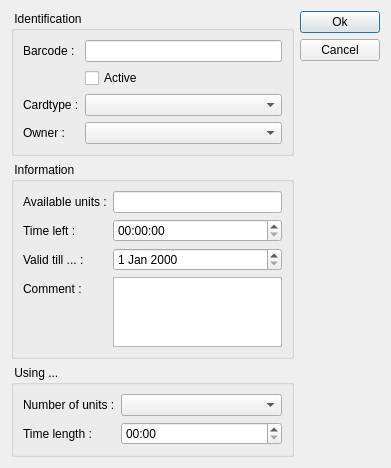
This is client/dlgpatientcarduse.ui in tbikfalvi/Belenus as Qt 5 draws it before an edit. The edited form follows.
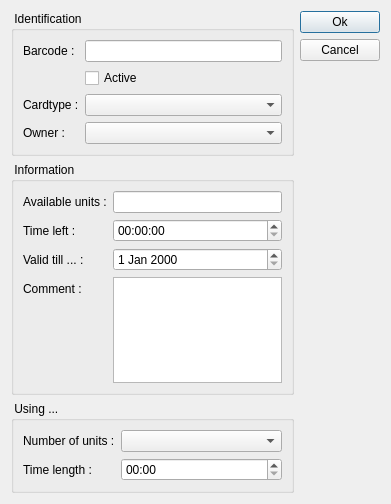
This is the edited form.

Commit message: Berlet elesitesnel eladas javitasa. Berlet hasznalat levonasa a berletrol. Skip toolbar gomb engedelyezesenek atirasa.

Patch:
```diff
--- a/client/dlgpatientcarduse.ui
+++ b/client/dlgpatientcarduse.ui
@@ -7,7 +7,7 @@
     <x>0</x>
     <y>0</y>
     <width>391</width>
-    <height>453</height>
+    <height>504</height>
    </rect>
   </property>
   <property name="windowTitle">
```
Left out of the diff: 6 changed lines with no effect on the pictures. The commit also changes 7 other files.
